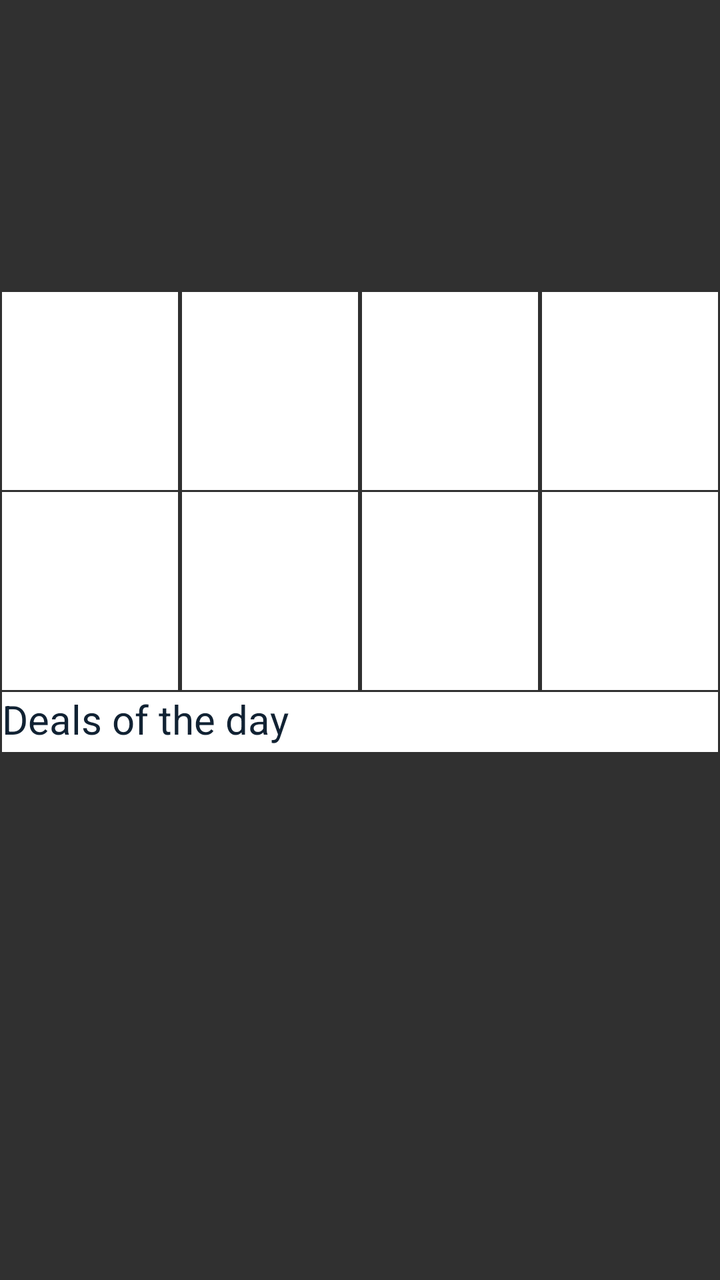
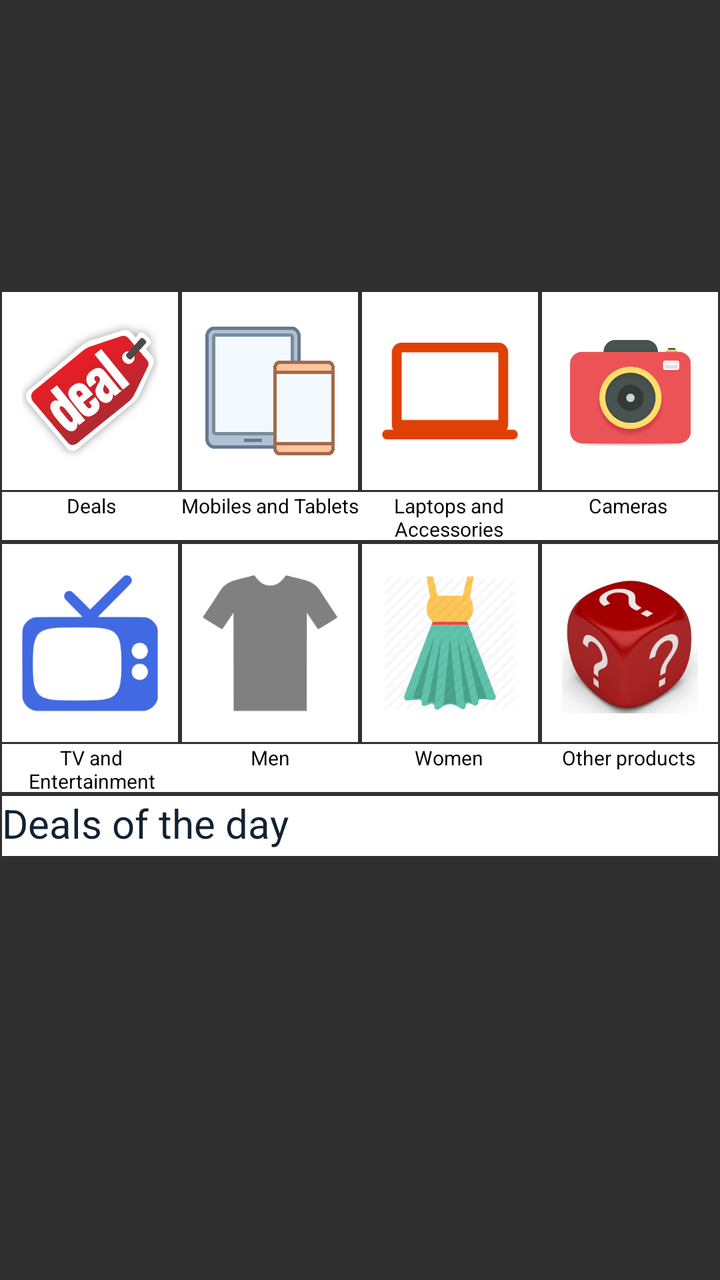

The first picture is an Android layout as it rendered before a commit; the second is the same layout after the commit. The layout source and the unified diff follow.
<!-- AndroidManifest.xml: application theme ThemeOverlay.AppCompat.Dark -->
<!-- res/layout/content_home_screen.xml -->
<?xml version="1.0" encoding="utf-8"?>
<ScrollView xmlns:android="http://schemas.android.com/apk/res/android"
    xmlns:app="http://schemas.android.com/apk/res-auto"
    xmlns:tools="http://schemas.android.com/tools"
    tools:context=".homeScreen"
    android:layout_width="match_parent"
    android:layout_height="match_parent"
    android:fillViewport="true">

    <RelativeLayout
        android:layout_width="match_parent"
        android:layout_height="match_parent"
        app:layout_behavior="@string/appbar_scrolling_view_behavior"
        tools:context="com.example.siddhant.pricyfy.homeScreen">


        <android.support.v4.view.ViewPager
            android:id="@+id/view_pager"
            android:layout_width="match_parent"
            android:layout_height="125dp"
            android:layout_alignParentEnd="true"
            android:layout_alignParentRight="true"
            android:layout_alignParentTop="true"
            android:layout_marginBottom="0dp"
            android:clickable="true"
            android:paddingBottom="0dp"
            app:layout_constraintHorizontal_bias="0.0"
            app:layout_constraintLeft_toLeftOf="parent"
            app:layout_constraintRight_toRightOf="parent"
            app:layout_constraintTop_toTopOf="parent">

        </android.support.v4.view.ViewPager>

        <LinearLayout
            android:id="@+id/layoutDots"
            android:layout_width="match_parent"
            android:layout_height="20dp"
            android:layout_alignParentLeft="true"
            android:layout_alignParentStart="true"
            android:layout_below="@+id/view_pager"
            android:layout_marginTop="0dp"
            android:gravity="center"
            android:orientation="horizontal"
            android:paddingBottom="0dp"
            android:paddingTop="0dp"
            app:layout_constraintBottom_toTopOf="parent"
            app:layout_constraintLeft_toRightOf="parent"
            app:layout_constraintRight_toRightOf="parent"
            app:layout_constraintTop_toTopOf="parent"
            app:layout_constraintVertical_bias="0.5" />



        <LinearLayout
            android:layout_width="match_parent"
            android:orientation="horizontal"
            android:layout_height="100dp"
            android:layout_alignParentLeft="true"
            android:layout_alignParentStart="true"
            android:layout_below="@+id/layoutDots"
            android:layout_marginTop="0dp"
            android:id="@+id/relativeLayout2">


            <ImageButton
                android:id="@+id/imageButton"
                android:layout_width="75dp"
                android:layout_height="99dp"
                android:layout_weight="1"
                android:layout_alignParentTop="true"
                android:layout_margin="1dp"
                android:layout_toRightOf="@+id/imageButton2"
                android:background="#ffffff"
                app:srcCompat="@drawable/icon" />


            <ImageButton
                android:id="@+id/imageButton4"
                android:layout_width="75dp"
                android:layout_weight="1"
                android:layout_height="99dp"
                android:layout_alignParentTop="true"
                android:layout_alignParentRight="true"
                android:layout_margin="1dp"
                android:layout_toRightOf="@+id/imageButton"
                android:background="#ffffff"
                app:srcCompat="@drawable/icon" />

            <ImageButton
                android:id="@+id/imageButton3"
                android:layout_width="75dp"
                android:layout_weight="1"
                android:layout_height="99dp"
                android:layout_alignParentLeft="true"
                android:layout_alignParentTop="true"
                android:layout_margin="1dp"
                android:background="#ffffff"
                app:srcCompat="@drawable/icon" />

            <ImageButton
                android:id="@+id/imageButton2"
                android:layout_width="75dp"
                android:layout_weight="1"
                android:layout_height="99dp"
                android:layout_alignParentTop="true"
                android:layout_margin="1dp"
                android:layout_toRightOf="@+id/imageButton3"
                android:background="#ffffff"
                app:srcCompat="@drawable/icon" />

        </LinearLayout>

        <LinearLayout
            android:layout_width="match_parent"
            android:id="@+id/linearLayout2"
            android:layout_height="100dp"
            android:layout_below="@id/relativeLayout2">

            <ImageButton
                android:id="@+id/imageButton5"
                android:layout_width="75dp"
                android:layout_height="99dp"
                android:layout_weight="1"
                android:layout_alignParentBottom="true"
                android:layout_alignParentLeft="true"
                android:layout_margin="1dp"
                android:background="#ffffff"
                android:layout_below="@id/imageButton3"
                app:srcCompat="@drawable/icon" />

            <ImageButton
                android:id="@+id/imageButton7"
                android:layout_width="75dp"
                android:layout_height="99dp"
                android:layout_weight="1"
                android:background="#ffffff"
                app:srcCompat="@drawable/icon"
                android:layout_margin="1dp"
                android:layout_below="@+id/imageButton2"
                android:layout_toRightOf="@id/imageButton5"
                android:layout_alignParentBottom="true"/>



            <ImageButton
                android:id="@+id/imageButton8"
                android:layout_width="75dp"
                android:layout_height="99dp"
                android:layout_weight="1"
                android:layout_alignParentBottom="true"
                android:layout_margin="1dp"
                android:layout_toRightOf="@+id/imageButton6"
                android:background="#ffffff"
                android:layout_below="@id/imageButton4"
                app:srcCompat="@drawable/icon" />

            <ImageButton
                android:id="@+id/imageButton6"
                android:layout_width="75dp"
                android:layout_height="99dp"
                android:layout_weight="1"
                android:layout_alignParentBottom="true"
                android:layout_margin="1dp"
                android:layout_below="@id/imageButton"
                android:layout_toRightOf="@+id/imageButton7"
                android:background="#ffffff"
                app:srcCompat="@drawable/icon" />

        </LinearLayout>

        <RelativeLayout
            android:id="@+id/deals"
            android:layout_width="match_parent"
            android:layout_height="200dp"
            android:layout_below="@+id/linearLayout2"
            android:layout_margin="1dp"
            android:layout_centerHorizontal="true">


            <Button
                android:id="@+id/button"
                android:layout_width="wrap_content"
                android:layout_height="30dp"
                android:layout_alignParentEnd="true"
                android:layout_alignParentRight="true"
                android:layout_alignParentTop="true"
                android:textColor="#112233"
                android:text="Deals of the day"
                android:textAlignment="viewStart"
                android:gravity="start"
                android:background="#ffffff"
                android:elevation="0dp"
                android:textSize="20dp"
                android:layout_alignParentLeft="true"
                android:layout_alignParentStart="true" />

            <HorizontalScrollView
                android:layout_width="match_parent"
                android:layout_height="match_parent"
                android:scrollbars="none"
                android:layout_below="@id/button"
                android:id="@+id/horizontalScrollView">
                
                <LinearLayout
                    android:layout_width="match_parent"
                    android:layout_height="match_parent"
                    android:orientation="horizontal">
                    
                   <Button
                       android:layout_width="120dp"
                       android:layout_height="fill_parent" />

                    <Button
                        android:layout_width="120dp"
                        android:layout_height="fill_parent" />

                    <Button
                        android:layout_width="120dp"
                        android:layout_height="fill_parent" />

                    <Button
                        android:layout_width="120dp"
                        android:layout_height="fill_parent" />

                    <Button
                        android:layout_width="120dp"
                        android:layout_height="fill_parent" />

                    <Button
                        android:layout_width="120dp"
                        android:layout_height="fill_parent" />

                    <Button
                        android:layout_width="120dp"
                        android:layout_height="fill_parent" />

                    <Button
                        android:layout_width="120dp"
                        android:layout_height="fill_parent" />

                    <Button
                        android:layout_width="120dp"
                        android:layout_height="fill_parent" />

                    <Button
                        android:layout_width="120dp"
                        android:layout_height="fill_parent" />

                    <Button
                        android:layout_width="120dp"
                        android:layout_height="fill_parent" />

                    <Button
                        android:layout_width="120dp"
                        android:layout_height="fill_parent" />

                </LinearLayout>
            </HorizontalScrollView>
        </RelativeLayout>

        <RelativeLayout
            android:id="@+id/ad"
            android:layout_width="match_parent"
            android:layout_height="200dp"
            android:layout_below="@+id/deals">

            <ImageButton
                android:layout_width="match_parent"
                android:layout_height="match_parent" />

        </RelativeLayout>


        <RelativeLayout
            android:layout_width="match_parent"
            android:layout_height="200dp"
            android:layout_alignParentLeft="true"
            android:layout_alignParentStart="true"
            android:id="@+id/coupons"
            android:layout_below="@+id/ad">

            <Button
                android:id="@+id/buttonDeals"
                android:layout_width="wrap_content"
                android:layout_height="30dp"
                android:layout_alignParentEnd="true"
                android:layout_alignParentLeft="true"
                android:layout_alignParentRight="true"
                android:layout_alignParentStart="true"
                android:layout_alignParentTop="true"
                android:background="#ffffff"
                android:elevation="0dp"
                android:gravity="start"
                android:text="Coupons"
                android:textAlignment="viewStart"
                android:textColor="#112233"
                android:textSize="20dp" />

            <HorizontalScrollView
                android:layout_width="match_parent"
                android:layout_height="match_parent"
                android:scrollbars="none"
                android:layout_below="@id/buttonDeals">

                <LinearLayout
                    android:layout_width="match_parent"
                    android:layout_height="match_parent"
                    android:orientation="horizontal">
                        <Button
                            android:layout_width="240dp"
                            android:layout_height="fill_parent" />

                        <Button
                            android:layout_width="240dp"
                            android:layout_height="fill_parent" />

                        <Button
                            android:layout_width="240dp"
                            android:layout_height="fill_parent" />
                </LinearLayout>
            </HorizontalScrollView>
        </RelativeLayout>

        <RelativeLayout
            android:id="@+id/men499"
            android:layout_width="match_parent"
            android:layout_height="200dp"
            android:layout_below="@+id/coupons">

            <ImageButton
                android:layout_width="match_parent"
                android:layout_height="match_parent" />

        </RelativeLayout>

        <RelativeLayout
            android:id="@+id/women499"
            android:layout_width="match_parent"
            android:layout_height="200dp"
            android:layout_below="@+id/men499">

            <ImageButton
                android:layout_width="match_parent"
                android:layout_height="match_parent" />

        </RelativeLayout>

    </RelativeLayout>

</ScrollView>
<!-- resources referenced by this layout -->
<resources>
  <!-- drawable icon: png bitmap (drawable, 1266 bytes) -->
</resources>

<!-- the commit's change to res/layout/content_home_screen.xml (unified diff, before → after) -->
@@ -59,35 +59,45 @@
             android:layout_alignParentStart="true"
             android:layout_below="@+id/layoutDots"
             android:layout_marginTop="0dp"
-            android:id="@+id/relativeLayout2">
-
-
-            <ImageButton
-                android:id="@+id/imageButton"
-                android:layout_width="75dp"
-                android:layout_height="99dp"
-                android:layout_weight="1"
-                android:layout_alignParentTop="true"
-                android:layout_margin="1dp"
-                android:layout_toRightOf="@+id/imageButton2"
-                android:background="#ffffff"
-                app:srcCompat="@drawable/icon" />
-
-
-            <ImageButton
-                android:id="@+id/imageButton4"
+            android:id="@+id/relativeLayout1">
+
+
+            <ImageButton
+                android:id="@+id/button_deals"
+                android:layout_width="75dp"
+                android:layout_height="99dp"
+                android:layout_weight="1"
+                android:layout_alignParentTop="true"
+                android:layout_margin="1dp"
+                android:layout_toRightOf="@+id/cameras"
+                android:background="#ffffff"
+                android:onClick="openDealsPage"
+                android:src="@drawable/deals"
+                android:padding="10dp"
+                android:scaleType="fitCenter"
+                android:adjustViewBounds="true"
+                />
+
+
+            <ImageButton
+                android:id="@+id/mobiles"
                 android:layout_width="75dp"
                 android:layout_weight="1"
                 android:layout_height="99dp"
                 android:layout_alignParentTop="true"
                 android:layout_alignParentRight="true"
                 android:layout_margin="1dp"
-                android:layout_toRightOf="@+id/imageButton"
-                android:background="#ffffff"
-                app:srcCompat="@drawable/icon" />
-
-            <ImageButton
-                android:id="@+id/imageButton3"
+                android:layout_toRightOf="@+id/dealandOffers"
+                android:background="#ffffff"
+                android:src="@drawable/mobiles_tablets"
+                android:padding="10dp"
+                android:scaleType="fitCenter"
+                android:adjustViewBounds="true"
+                android:onClick="openAllProducts"
+                />
+
+            <ImageButton
+                android:id="@+id/laptops"
                 android:layout_width="75dp"
                 android:layout_weight="1"
                 android:layout_height="99dp"
@@ -95,29 +105,88 @@
                 android:layout_alignParentTop="true"
                 android:layout_margin="1dp"
                 android:background="#ffffff"
-                app:srcCompat="@drawable/icon" />
-
-            <ImageButton
-                android:id="@+id/imageButton2"
-                android:layout_width="75dp"
-                android:layout_weight="1"
-                android:layout_height="99dp"
-                android:layout_alignParentTop="true"
-                android:layout_margin="1dp"
-                android:layout_toRightOf="@+id/imageButton3"
-                android:background="#ffffff"
-                app:srcCompat="@drawable/icon" />
+                android:src="@drawable/laptops_peripherals"
+                android:padding="10dp"
+                android:scaleType="fitCenter"
+                android:adjustViewBounds="true"
+                android:onClick="openAllProducts"
+                />
+
+            <ImageButton
+                android:id="@+id/cameras"
+                android:layout_width="75dp"
+                android:layout_weight="1"
+                android:layout_height="99dp"
+                android:layout_alignParentTop="true"
+                android:layout_margin="1dp"
+                android:layout_toRightOf="@+id/laptops"
+                android:background="#ffffff"
+                android:src="@drawable/camera_accessories"
+                android:padding="10dp"
+                android:scaleType="fitCenter"
+                android:adjustViewBounds="true"
+                android:onClick="openAllProducts"
+                />
 
         </LinearLayout>
 
         <LinearLayout
             android:layout_width="match_parent"
-            android:id="@+id/linearLayout2"
+            android:orientation="horizontal"
+            android:layout_height="24dp"
+            android:layout_alignParentLeft="true"
+            android:layout_alignParentStart="true"
+            android:layout_below="@+id/relativeLayout1"
+            android:layout_marginTop="0dp"
+            android:background="#ffffff"
+            android:layout_margin="1dp"
+            android:id="@+id/relativeLayout2"
+            >
+
+            <TextView
+                android:layout_width="75dp"
+                android:layout_height="24dp"
+                android:text="Deals"
+                android:textSize="10dp"
+                android:textAlignment="center"
+                android:layout_weight="1"
+                />
+
+            <TextView
+                android:layout_width="75dp"
+                android:layout_height="24dp"
+                android:text="Mobiles and Tablets"
+                android:textSize="10dp"
+                android:textAlignment="center"
+                android:layout_weight="1"/>
+
+            <TextView
+                android:layout_width="75dp"
+                android:layout_height="24dp"
+                android:text="Laptops and Accessories"
+                android:textSize="10dp"
+                android:textAlignment="center"
+                android:layout_weight="1"/>
+
+            <TextView
+                android:layout_width="75dp"
+                android:layout_height="24dp"
+                android:text="Cameras"
+                android:textAlignment="center"
+                android:textSize="10dp"
+                android:layout_weight="1"/>
+
+        </LinearLayout>
+
+        <LinearLayout
+            android:layout_width="match_parent"
+            android:id="@+id/linearLayout3"
             android:layout_height="100dp"
+            android:layout_marginTop="0dp"
             android:layout_below="@id/relativeLayout2">
 
             <ImageButton
-                android:id="@+id/imageButton5"
+                android:id="@+id/tv"
                 android:layout_width="75dp"
                 android:layout_height="99dp"
                 android:layout_weight="1"
@@ -125,46 +194,112 @@
                 android:layout_alignParentLeft="true"
                 android:layout_margin="1dp"
                 android:background="#ffffff"
-                android:layout_below="@id/imageButton3"
-                app:srcCompat="@drawable/icon" />
-
-            <ImageButton
-                android:id="@+id/imageButton7"
-                android:layout_width="75dp"
-                android:layout_height="99dp"
-                android:layout_weight="1"
-                android:background="#ffffff"
-                app:srcCompat="@drawable/icon"
-                android:layout_margin="1dp"
-                android:layout_below="@+id/imageButton2"
-                android:layout_toRightOf="@id/imageButton5"
-                android:layout_alignParentBottom="true"/>
-
-
-
-            <ImageButton
-                android:id="@+id/imageButton8"
-                android:layout_width="75dp"
-                android:layout_height="99dp"
-                android:layout_weight="1"
+                android:padding="10dp"
+                android:scaleType="fitCenter"
+                android:adjustViewBounds="true"
+                android:src="@drawable/tv_entertainment"
+                android:layout_below="@id/laptops"
+                android:onClick="openAllProducts"
+                />
+
+            <ImageButton
+                android:id="@+id/men"
+                android:layout_width="75dp"
+                android:layout_height="99dp"
+                android:layout_weight="1"
+                android:background="#ffffff"
+                android:src="@drawable/men"
+                android:padding="10dp"
+                android:scaleType="fitCenter"
+                android:adjustViewBounds="true"
+                android:layout_margin="1dp"
+                android:layout_below="@+id/cameras"
+                android:layout_toRightOf="@id/tv"
                 android:layout_alignParentBottom="true"
-                android:layout_margin="1dp"
-                android:layout_toRightOf="@+id/imageButton6"
-                android:background="#ffffff"
-                android:layout_below="@id/imageButton4"
-                app:srcCompat="@drawable/icon" />
-
-            <ImageButton
-                android:id="@+id/imageButton6"
+                android:onClick="openAllProducts"
+                />
+
+
+
+            <ImageButton
+                android:id="@+id/women"
                 android:layout_width="75dp"
                 android:layout_height="99dp"
                 android:layout_weight="1"
                 android:layout_alignParentBottom="true"
                 android:layout_margin="1dp"
-                android:layout_below="@id/imageButton"
-                android:layout_toRightOf="@+id/imageButton7"
-                android:background="#ffffff"
-                app:srcCompat="@drawable/icon" />
+                android:layout_toRightOf="@+id/others"
+                android:background="#ffffff"
+                android:src="@drawable/women"
+                android:padding="10dp"
+                android:scaleType="fitCenter"
+                android:adjustViewBounds="true"
+                android:layout_below="@id/mobiles"
+                android:onClick="openAllProducts"
+                />
+
+            <ImageButton
+                android:id="@+id/others"
+                android:layout_width="75dp"
+                android:layout_height="99dp"
+                android:layout_weight="1"
+                android:layout_alignParentBottom="true"
+                android:layout_margin="1dp"
+                android:layout_below="@id/dealandOffers"
+                android:layout_toRightOf="@+id/men"
+                android:background="#ffffff"
+                android:padding="10dp"
+                android:scaleType="fitCenter"
+                android:adjustViewBounds="true"
+                android:src="@drawable/other"
+                android:onClick="openAllProducts"
+                />
+
+        </LinearLayout>
+
+        <LinearLayout
+            android:layout_width="match_parent"
+            android:orientation="horizontal"
+            android:layout_height="24dp"
+            android:layout_alignParentLeft="true"
+            android:layout_alignParentStart="true"
+            android:layout_below="@+id/linearLayout3"
+            android:layout_marginTop="0dp"
+            android:background="#ffffff"
+            android:layout_margin="1dp"
+            android:id="@+id/relativeLayout4">
+
+            <TextView
+                android:layout_width="75dp"
+                android:layout_height="24dp"
+                android:text="TV and Entertainment"
+                android:textSize="10dp"
+                android:textAlignment="center"
+                android:layout_weight="1"/>
+
+            <TextView
+                android:layout_width="75dp"
+                android:layout_height="24dp"
+                android:text="Men"
+                android:textSize="10dp"
+                android:textAlignment="center"
+                android:layout_weight="1"/>
+
+            <TextView
+                android:layout_width="75dp"
+                android:layout_height="24dp"
+                android:text="Women"
+                android:textSize="10dp"
+                android:textAlignment="center"
+                android:layout_weight="1"/>
+
+            <TextView
+                android:layout_width="75dp"
+                android:layout_height="24dp"
+                android:text="Other products"
+                android:textAlignment="center"
+                android:textSize="10dp"
+                android:layout_weight="1"/>
 
         </LinearLayout>
 
@@ -172,8 +307,9 @@
             android:id="@+id/deals"
             android:layout_width="match_parent"
             android:layout_height="200dp"
-            android:layout_below="@+id/linearLayout2"
+            android:layout_below="@+id/relativeLayout4"
             android:layout_margin="1dp"
+            android:layout_marginTop="2dp"
             android:layout_centerHorizontal="true">
 
 
@@ -280,7 +416,7 @@
             android:layout_below="@+id/ad">
 
             <Button
-                android:id="@+id/buttonDeals"
+                android:id="@+id/dealandOffers"
                 android:layout_width="wrap_content"
                 android:layout_height="30dp"
                 android:layout_alignParentEnd="true"
@@ -300,7 +436,7 @@
                 android:layout_width="match_parent"
                 android:layout_height="match_parent"
                 android:scrollbars="none"
-                android:layout_below="@id/buttonDeals">
+                android:layout_below="@id/dealandOffers">
 
                 <LinearLayout
                     android:layout_width="match_parent"
<!-- resource entries referenced after the edit -->
@@ -1,5 +1,12 @@
 <!-- resources referenced by this layout -->
 <resources>
-  <!-- drawable icon: png bitmap (drawable, 1266 bytes) -->
+  <!-- drawable camera_accessories: png bitmap (drawable, 47081 bytes) -->
+  <!-- drawable deals: png bitmap (drawable, 39595 bytes) -->
+  <!-- drawable laptops_peripherals: png bitmap (drawable, 1292 bytes) -->
+  <!-- drawable men: png bitmap (drawable, 3732 bytes) -->
+  <!-- drawable mobiles_tablets: png bitmap (drawable, 25370 bytes) -->
+  <!-- drawable other: jpg bitmap (drawable, 10326 bytes) -->
+  <!-- drawable tv_entertainment: png bitmap (drawable, 6076 bytes) -->
+  <!-- drawable women: png bitmap (drawable, 13630 bytes) -->
 </resources>
 
